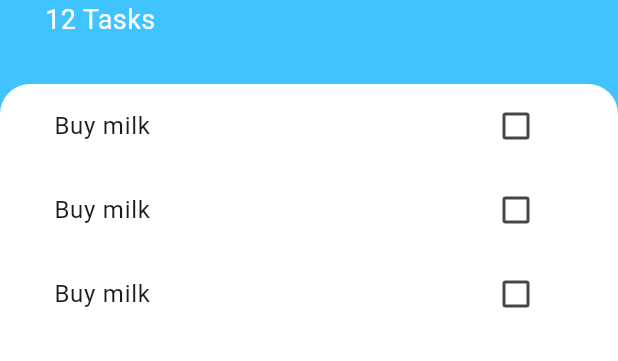
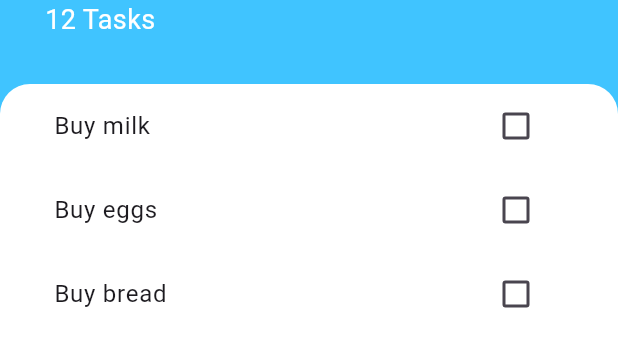
Before and after one commit to pawelmajchrzak/todoey_flutter, a Flutter app: the screen it shows after launch, on a phone screen of 412 x 824 dp, the part 303-664 px from its top. Run offline on Flutter 3.47's test engine with Material 3 defaults, Android fonts, the phone set to English and light mode, and no system bars.

Commit message:
create list of tasks

```diff
--- /dev/null
+++ b/lib/models/task.dart
@@ -0,0 +1,11 @@
+class Task {
+  final String name;
+  bool isDone;
+
+
+  Task(this.name, {this.isDone = false});
+
+  void toggleDone() {
+    isDone = !isDone;
+  }
+}
--- a/lib/screens/tasks_screen.dart
+++ b/lib/screens/tasks_screen.dart
@@ -3,6 +3,8 @@ import 'package:todoey/screens/add_task_screen.dart';
 import '../widgets/tasks_list.dart';
 
 class TasksScreen extends StatelessWidget {
+
+
 
   @override
   Widget build(BuildContext context) {
--- a/lib/widgets/task_tile.dart
+++ b/lib/widgets/task_tile.dart
@@ -1,34 +1,28 @@
 import 'package:flutter/material.dart';
 
 class TaskTile extends StatelessWidget {
+  bool isChecked = false;
+  final String taskTitle;
+  final Function checkboxCallback;
+
+
+  TaskTile(this.taskTitle, this.isChecked, this.checkboxCallback);
+
   @override
   Widget build(BuildContext context) {
     return ListTile(
-      title: Text('Buy milk'),
-      trailing: TaskCheckBox(),
+      title: Text(
+        taskTitle,
+        style: TextStyle(
+            decoration: isChecked ? TextDecoration.lineThrough : null),
+      ),
+      trailing: Checkbox(
+        activeColor: Colors.lightBlueAccent,
+        value: isChecked,
+        onChanged: (newValue) {
+          checkboxCallback(newValue);
+        },
+      ),
     );
   }
 }
-
-class TaskCheckBox extends StatefulWidget {
-  @override
-  _TaskCheckboxState createState() => _TaskCheckboxState();
-}
-
-class _TaskCheckboxState extends State<TaskCheckBox> {
-
-  bool isChecked = false;
-
-  @override
-  Widget build(BuildContext context) {
-    return Checkbox(
-      activeColor: Colors.lightBlueAccent,
-      value: isChecked,
-      onChanged: (newValue) {
-        setState(() {
-          isChecked = newValue!;
-        });
-      },
-    );
-  }
-}
--- a/lib/widgets/tasks_list.dart
+++ b/lib/widgets/tasks_list.dart
@@ -1,16 +1,35 @@
 import 'package:flutter/material.dart';
 import 'task_tile.dart';
+import '../models/task.dart';
 
-class TasksList extends StatelessWidget {
+class TasksList extends StatefulWidget {
+  @override
+  _TasksListState createState() => _TasksListState();
+}
+
+class _TasksListState extends State<TasksList> {
+  List<Task> tasks = [
+    Task('Buy milk'),
+    Task('Buy eggs'),
+    Task('Buy bread'),
+  ];
+
+
 
   @override
   Widget build(BuildContext context) {
-    return ListView(
-      children: [
-        TaskTile(),
-        TaskTile(),
-        TaskTile(),
-      ],
+    return ListView.builder(
+      itemBuilder: (context, index) {
+        return TaskTile(
+            tasks[index].name,
+            tasks[index].isDone,
+            (checkboxState) {
+              setState(() {
+                tasks[index].toggleDone();
+              });
+            }
+        );
+      }, itemCount: tasks.length,
     );
   }
 }
```
